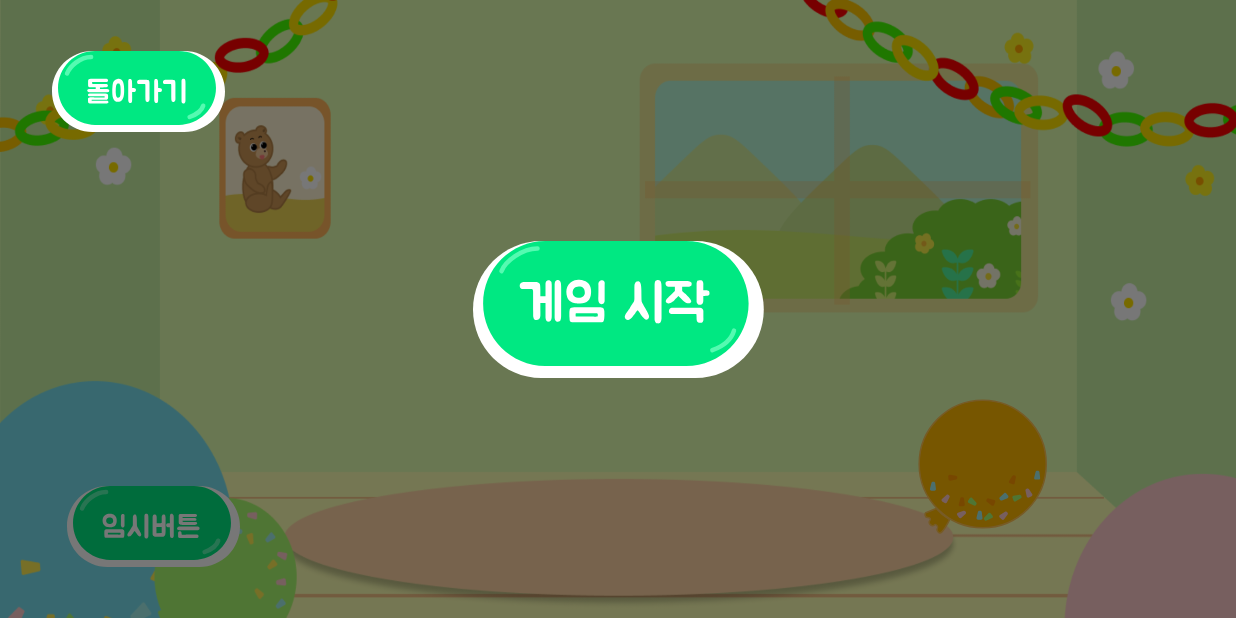
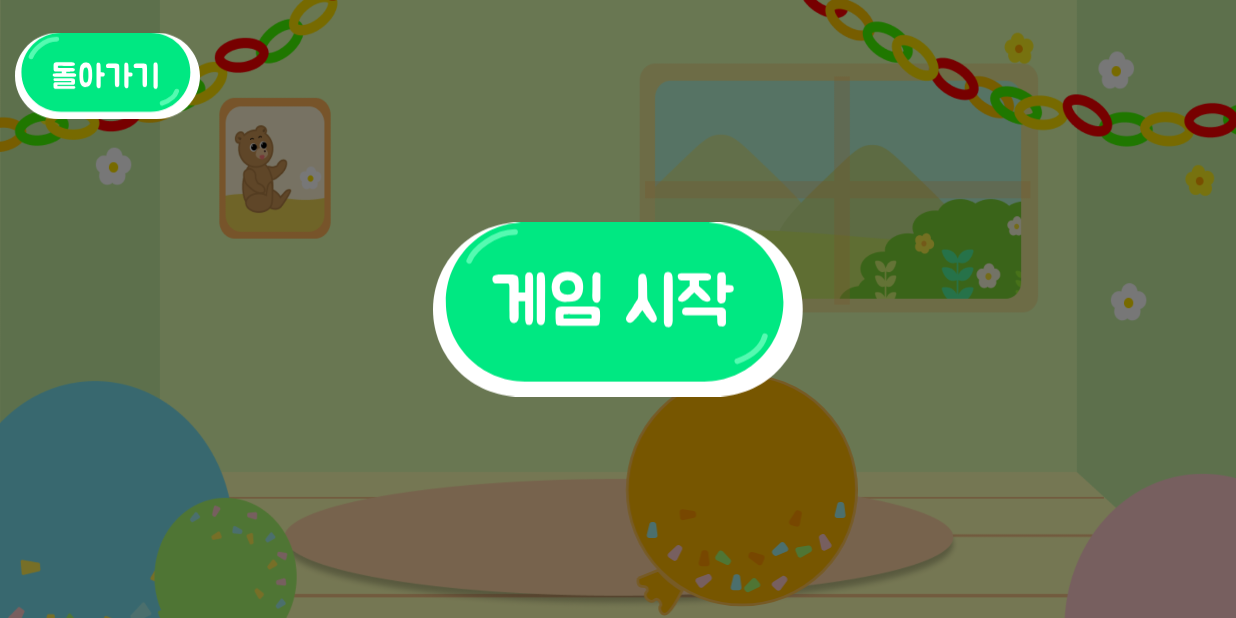
Before and after one commit to teamUMUL/Android_UMUL, an Android app: the BalloonGameActivity screen opened directly, with no data from a screen before it, on a phone screen of 824 x 412 dp (held sideways). Run offline under Robolectric (Android 15) with nearby library versions, the phone set to English and light mode, and no system bars; our stand-ins replace data binding; 2 statements that could not run were skipped.

Commit message:
feat: Create responsive game UI that adapts to various screen sizes

```diff
--- a/app/src/main/java/inu/thebite/umul/activity/BalloonGameActivity.kt
+++ b/app/src/main/java/inu/thebite/umul/activity/BalloonGameActivity.kt
@@ -29,6 +29,7 @@ import androidx.core.view.WindowCompat
 import androidx.core.view.WindowInsetsCompat
 import androidx.core.view.WindowInsetsControllerCompat
 import androidx.core.view.isVisible
+import androidx.core.view.marginStart
 import androidx.databinding.DataBindingUtil
 import inu.thebite.umul.R
 import inu.thebite.umul.databinding.ActivityBalloonGameBinding
@@ -165,19 +166,30 @@ class BalloonGameActivity : AppCompatActivity(), View.OnClickListener {
         tempBalloonInflateButton = binding.tempBalloonInflate
         gameEndButton.isVisible = false
         character.isVisible = false
+        tempBalloonInflateButton.isVisible = false
 
         val displayMetrics : DisplayMetrics = resources.displayMetrics
         screenWidth = displayMetrics.widthPixels
         screenHeight = displayMetrics.heightPixels
 
         //디스플레이에서 비율만큼 캐릭터 크기 설정
-        resizeImageView(character, 0.4f, 0.9f)
+        resizeImageView(character, 0.3f, 0.8f)
+        resizeImageView(balloon, 0.2f, 0.4f)
+        resizeImageView(balloonPops, 0.5f, 0.7f)
+        setBalloonXY()
 
         //디스플레이에서 비율만큼 버튼 크기 설정
-        resizeImageButton(backPressButton, 0.2f, 0.2f)
-        resizeImageButton(tempBalloonInflateButton, 0.2f, 0.2f)
-        resizeImageButton(gameEndButton, 0.2f, 0.2f)
+        resizeImageButton(backPressButton, 0.15f, 0.15f)
+        resizeImageButton(gameStartButton, 0.3f, 0.3f)
+        resizeImageButton(tempBalloonInflateButton, 0.15f, 0.15f)
+        resizeImageButton(gameEndButton, 0.15f,0.15f)
 
+    }
+    private fun setBalloonXY(){
+        val balloonXlayoutParams = balloon.layoutParams as ViewGroup.MarginLayoutParams
+        balloonXlayoutParams.marginStart = -(balloon.width*0.2).toInt()
+        balloonXlayoutParams.bottomMargin = (balloon.width*0.2).toInt()
+        balloon.layoutParams = balloonXlayoutParams
     }
 
     private fun resizeImageView(imageView:ImageView, newX: Float, newY: Float){
@@ -190,13 +202,14 @@ class BalloonGameActivity : AppCompatActivity(), View.OnClickListener {
     }
 
     private fun resizeImageButton(imageButton: ImageButton, newX: Float, newY: Float){
-        val btnWidth : Int = (screenWidth*newX).toInt()
-        val btnHeight : Int = (screenHeight*newY).toInt()
-        val btnLayoutParams: ViewGroup.LayoutParams = imageButton.layoutParams
+        val btnWidth: Int = (screenWidth * newX).toInt()
+        val btnHeight: Int = (screenHeight * newY).toInt()
+        val btnLayoutParams = imageButton.layoutParams
         btnLayoutParams.width = btnWidth
         btnLayoutParams.height = btnHeight
         imageButton.layoutParams = btnLayoutParams
     }
+
 
 
 
@@ -212,6 +225,8 @@ class BalloonGameActivity : AppCompatActivity(), View.OnClickListener {
                 backPressButton.isVisible = false
                 character.isVisible = true
                 gameEndButton.isVisible = true
+                tempBalloonInflateButton.isVisible = true
+                setBalloonXY()
                 //타이머 시작
                 startTimer()
                 isStart = true
--- a/app/src/main/res/layout/activity_balloon_game.xml
+++ b/app/src/main/res/layout/activity_balloon_game.xml
@@ -18,7 +18,7 @@
             android:layout_width="wrap_content"
             android:layout_height="wrap_content"
             android:src="@drawable/balloon_rabbit_1"
-            android:layout_marginBottom="50dp"
+            android:layout_marginBottom="30dp"
             android:layout_marginEnd="100dp"
             app:layout_constraintStart_toStartOf="parent"
             app:layout_constraintEnd_toEndOf="parent"
@@ -28,9 +28,9 @@
             android:layout_width="wrap_content"
             android:layout_height="wrap_content"
             android:src="@drawable/balloon_1"
-            android:layout_marginBottom="55dp"
-            android:layout_marginStart="200dp"
-            app:layout_constraintStart_toStartOf="@+id/balloon_game_rabbit"
+            android:layout_marginBottom="30dp"
+            android:layout_marginStart="-20dp"
+            app:layout_constraintStart_toEndOf="@+id/balloon_game_rabbit"
             app:layout_constraintBottom_toBottomOf="parent"/>
 
         <ImageView
@@ -50,6 +50,7 @@
             android:layout_height="wrap_content"
             android:src="@drawable/game_end_btn"
             android:background="@null"
+            android:scaleType="fitCenter"
             android:layout_marginStart="10dp"
             android:layout_marginTop="20dp"
             android:onClick="@{BalloonGameActivity::onClick}"
@@ -64,6 +65,7 @@
             android:layout_height="wrap_content"
             android:src="@drawable/temp_balloon_inflate"
             android:background="@null"
+            android:scaleType="fitCenter"
             android:layout_marginBottom="20dp"
             android:layout_marginStart="20dp"
             android:onClick="@{BalloonGameActivity::onClick}"
@@ -83,6 +85,7 @@
             android:layout_height="wrap_content"
             android:src="@drawable/game_start"
             android:background="@null"
+            android:scaleType="fitCenter"
             android:onClick="@{BalloonGameActivity::onClick}"
             app:layout_constraintStart_toStartOf="parent"
             app:layout_constraintEnd_toEndOf="parent"
@@ -95,6 +98,7 @@
             android:layout_height="wrap_content"
             android:src="@drawable/back_press"
             android:background="@null"
+            android:scaleType="fitCenter"
             android:layout_marginStart="10dp"
             android:layout_marginTop="20dp"
             android:onClick="@{BalloonGameActivity::onClick}"
--- a/app/src/main/res/layout/activity_carrot_game.xml
+++ b/app/src/main/res/layout/activity_carrot_game.xml
@@ -28,6 +28,7 @@
             android:layout_height="wrap_content"
             android:src="@drawable/game_end_btn"
             android:background="@null"
+            android:scaleType="fitCenter"
             android:layout_marginStart="10dp"
             android:layout_marginTop="20dp"
             android:onClick="@{CarrotGameActivity::onClick}"
@@ -61,6 +62,7 @@
             android:layout_height="wrap_content"
             android:src="@drawable/temp_balloon_inflate"
             android:background="@null"
+            android:scaleType="fitCenter"
             android:layout_marginBottom="20dp"
             android:layout_marginStart="20dp"
             android:onClick="@{CarrotGameActivity::onClick}"
@@ -80,6 +82,7 @@
             android:layout_height="wrap_content"
             android:src="@drawable/game_start"
             android:background="@null"
+            android:scaleType="fitCenter"
             android:onClick="@{CarrotGameActivity::onClick}"
             app:layout_constraintStart_toStartOf="parent"
             app:layout_constraintEnd_toEndOf="parent"
@@ -92,6 +95,7 @@
             android:layout_height="wrap_content"
             android:src="@drawable/back_press"
             android:background="@null"
+            android:scaleType="fitCenter"
             android:layout_marginStart="10dp"
             android:layout_marginTop="20dp"
             android:onClick="@{CarrotGameActivity::onClick}"
```
Also changed, not shown: app/src/main/java/inu/thebite/umul/activity/CarrotGameActivity.kt (+9 -9 lines).
